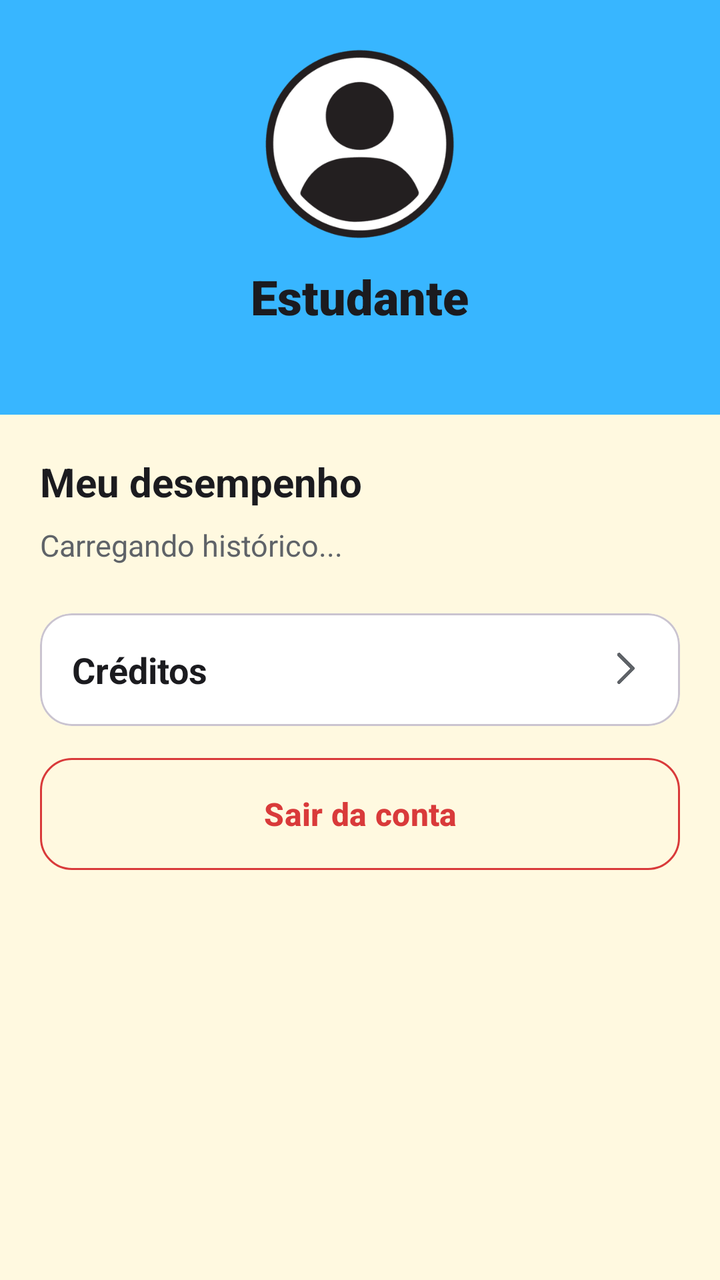
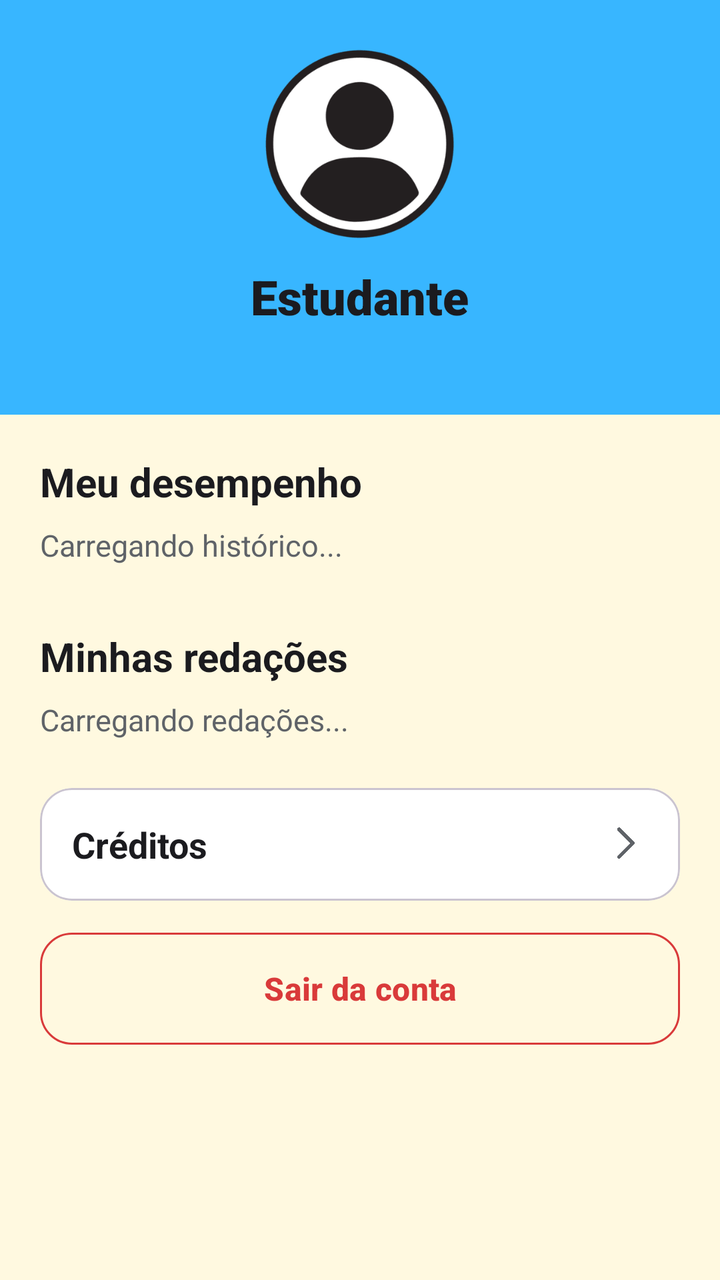

An Android layout rendered at two revisions. The XML below is the earlier revision; the diff shows what the commit changed to produce the second picture.
<!-- AndroidManifest.xml: application theme Theme.BrainUpPrototipo -->
<!-- res/layout/fragment_minha_conta.xml -->
<?xml version="1.0" encoding="utf-8"?>
<ScrollView xmlns:android="http://schemas.android.com/apk/res/android" xmlns:app="http://schemas.android.com/apk/res-auto" xmlns:tools="http://schemas.android.com/tools"
    android:layout_width="match_parent"
    android:layout_height="match_parent"
    android:background="@color/fundoApp"
    android:fillViewport="true">

    <LinearLayout
        android:layout_width="match_parent"
        android:layout_height="wrap_content"
        android:orientation="vertical">

        <LinearLayout
            android:id="@+id/cabecalho"
            android:layout_width="match_parent"
            android:layout_height="wrap_content"
            android:background="@color/azul_app"
            android:gravity="center_horizontal"
            android:orientation="vertical"
            android:padding="24dp">

            <ImageView
                android:layout_width="96dp"
                android:layout_height="96dp"
                android:contentDescription="Foto de perfil"
                android:src="@drawable/iconprofile" />

            <TextView
                android:id="@+id/textNome"
                android:layout_width="wrap_content"
                android:layout_height="wrap_content"
                android:layout_marginTop="12dp"
                android:fontFamily="sans-serif-black"
                android:text="Estudante"
                android:textColor="@color/texto_primario"
                android:textSize="24sp" />

            <TextView
                android:id="@+id/textEmail"
                android:layout_width="wrap_content"
                android:layout_height="wrap_content"
                android:textColor="@color/texto_primario"
                android:textSize="14sp" />
        </LinearLayout>

        <LinearLayout
            android:layout_width="match_parent"
            android:layout_height="wrap_content"
            android:orientation="vertical"
            android:padding="20dp">

            <TextView
                android:layout_width="wrap_content"
                android:layout_height="wrap_content"
                android:text="Meu desempenho"
                android:textColor="@color/texto_primario"
                android:textSize="20sp"
                android:textStyle="bold" />

            <TextView
                android:id="@+id/textSemHistorico"
                android:layout_width="wrap_content"
                android:layout_height="wrap_content"
                android:layout_marginTop="8dp"
                android:text="Carregando histórico..."
                android:textColor="@color/texto_secundario"
                android:textSize="15sp" />

            <LinearLayout
                android:id="@+id/containerHistorico"
                android:layout_width="match_parent"
                android:layout_height="wrap_content"
                android:layout_marginTop="12dp"
                android:orientation="vertical" />

            <com.google.android.material.card.MaterialCardView
                android:id="@+id/btcreditos"
                android:layout_width="match_parent"
                android:layout_height="wrap_content"
                android:layout_marginTop="12dp"
                android:clickable="true"
                android:focusable="true"
                app:cardBackgroundColor="@color/card_bg"
                app:cardCornerRadius="16dp"
                app:cardElevation="0dp">

                <LinearLayout
                    android:layout_width="match_parent"
                    android:layout_height="wrap_content"
                    android:gravity="center_vertical"
                    android:orientation="horizontal"
                    android:padding="16dp">

                    <TextView
                        android:layout_width="0dp"
                        android:layout_height="wrap_content"
                        android:layout_weight="1"
                        android:text="Créditos"
                        android:textColor="@color/texto_primario"
                        android:textSize="18sp"
                        android:textStyle="bold" />

                    <ImageView
                        android:layout_width="22dp"
                        android:layout_height="22dp"
                        android:importantForAccessibility="no"
                        android:src="@drawable/setadireita"
                        app:tint="@color/texto_secundario" />
                </LinearLayout>
            </com.google.android.material.card.MaterialCardView>

            <Button
                android:id="@+id/btsair"
                style="@style/BrainUp.Botao.Secundario"
                android:layout_width="match_parent"
                android:layout_height="wrap_content"
                android:layout_marginTop="16dp"
                android:text="Sair da conta"
                android:textColor="@color/vermelho_erro"
                app:strokeColor="@color/vermelho_erro" />
        </LinearLayout>
    </LinearLayout>
</ScrollView>
<!-- resources referenced by this layout -->
<resources>
  <color name="azul_app">#38B6FF</color>
  <color name="card_bg">#FFFFFF</color>
  <color name="fundoApp">#80fff3c2</color>
  <color name="texto_primario">#1B1B1F</color>
  <color name="texto_secundario">#5F6368</color>
  <color name="vermelho_erro">#D93A3A</color>
  <!-- drawable iconprofile: png bitmap (drawable, 14082 bytes) -->
  <!-- drawable setadireita: png bitmap (drawable, 332420 bytes) -->
  <style name="BrainUp.Botao.Secundario" parent="Widget.Material3.Button.OutlinedButton">
          <item name="android:textSize">16sp</item>
          <item name="android:textAllCaps">false</item>
          <item name="android:textStyle">bold</item>
          <item name="android:minHeight">56dp</item>
          <item name="android:insetTop">0dp</item>
          <item name="android:insetBottom">0dp</item>
          <item name="android:textColor">@color/texto_primario</item>
          <item name="cornerRadius">16dp</item>
      </style>
  <style name="Theme.BrainUpPrototipo" parent="Base.Theme.BrainUpPrototipo" />
  <style name="Base.Theme.BrainUpPrototipo" parent="Theme.Material3.Light.NoActionBar">
          <item name="colorPrimary">@color/azul_app</item>
          <item name="colorOnPrimary">@color/texto_primario</item>
          <item name="android:windowBackground">@color/white</item>
          <item name="android:statusBarColor">@android:color/transparent</item>
          <item name="android:navigationBarColor">@android:color/transparent</item>
      </style>
  <color name="white">#FFFFFFFF</color>
</resources>

<!-- the commit's change to res/layout/fragment_minha_conta.xml (unified diff, before → after) -->
@@ -73,6 +73,31 @@
                 android:layout_marginTop="12dp"
                 android:orientation="vertical" />
 
+            <TextView
+                android:layout_width="wrap_content"
+                android:layout_height="wrap_content"
+                android:layout_marginTop="20dp"
+                android:text="Minhas redações"
+                android:textColor="@color/texto_primario"
+                android:textSize="20sp"
+                android:textStyle="bold" />
+
+            <TextView
+                android:id="@+id/textSemRedacoes"
+                android:layout_width="wrap_content"
+                android:layout_height="wrap_content"
+                android:layout_marginTop="8dp"
+                android:text="Carregando redações..."
+                android:textColor="@color/texto_secundario"
+                android:textSize="15sp" />
+
+            <LinearLayout
+                android:id="@+id/containerRedacoes"
+                android:layout_width="match_parent"
+                android:layout_height="wrap_content"
+                android:layout_marginTop="12dp"
+                android:orientation="vertical" />
+
             <com.google.android.material.card.MaterialCardView
                 android:id="@+id/btcreditos"
                 android:layout_width="match_parent"
